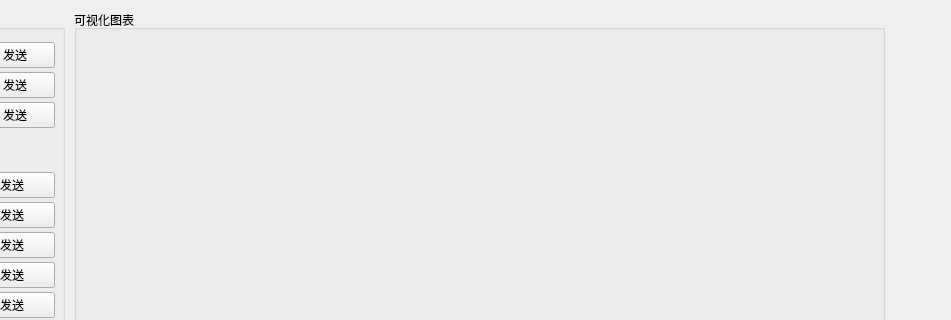
Above: python_gui/gui/main_ui.ui from liyunyi1936/foc before the change; both pictures show x 236 to 1187 and y 0 to 320 of the 1187 by 707 pixel window. Below: the same form after it.
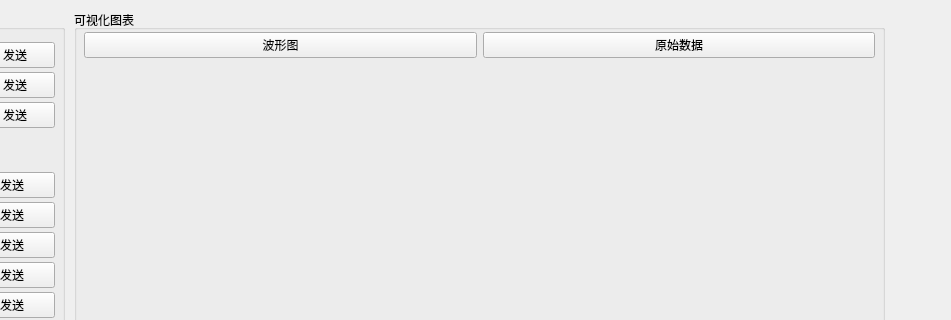
That is the form after the change.

Commit message: 上位机添加了调试模式，可以显示原始文本数据。更新了物料清单里面的电机购买链接

Patch:
```diff
--- a/python_gui/gui/main_ui.ui
+++ b/python_gui/gui/main_ui.ui
@@ -99,7 +99,22 @@
        <height>31</height>
       </rect>
      </property>
-     <layout class="QHBoxLayout" name="tool_layout_2"/>
+     <layout class="QHBoxLayout" name="tool_layout_2">
+      <item>
+       <widget class="QPushButton" name="wave_pushButton">
+        <property name="text">
+         <string>波形图</string>
+        </property>
+       </widget>
+      </item>
+      <item>
+       <widget class="QPushButton" name="raw_pushButton">
+        <property name="text">
+         <string>原始数据</string>
+        </property>
+       </widget>
+      </item>
+     </layout>
     </widget>
    </widget>
    <widget class="QGroupBox" name="groupBox_3">
```
The commit also changes 5 other files.
